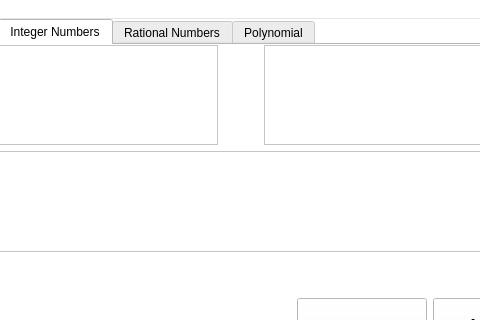
First picture: the form in GUI/sources/mainwindow.ui, repository NiksBrn/Giga-Algebra, before the edit; both pictures show x 117 to 597 and y 0 to 320 of the 724 by 785 pixel window.
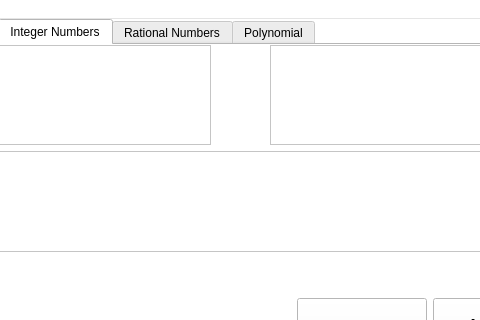
Second picture: the form after the edit. The open tabs and pages were chosen to show the change. Icons and pictures are not drawn.

```diff
--- a/GUI/sources/mainwindow.ui
+++ b/GUI/sources/mainwindow.ui
@@ -2559,6 +2559,13 @@
          <item>
           <widget class="QTextEdit" name="INTEGER_INPUT1"/>
          </item>
+         <item>
+          <widget class="QLabel" name="INTEGER_OPERATION">
+           <property name="text">
+            <string/>
+           </property>
+          </widget>
+         </item>
          <item>
           <spacer name="horizontalSpacer_18">
            <property name="orientation">
```
Left out of the diff: 2 changed lines with no effect on the pictures.
